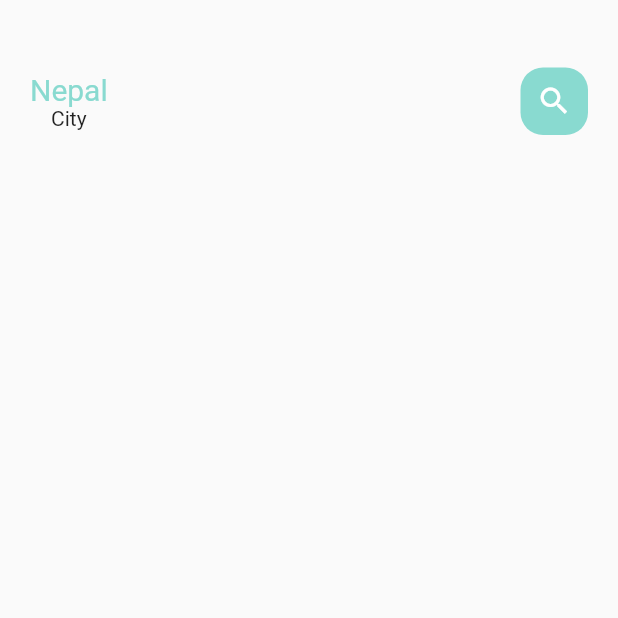
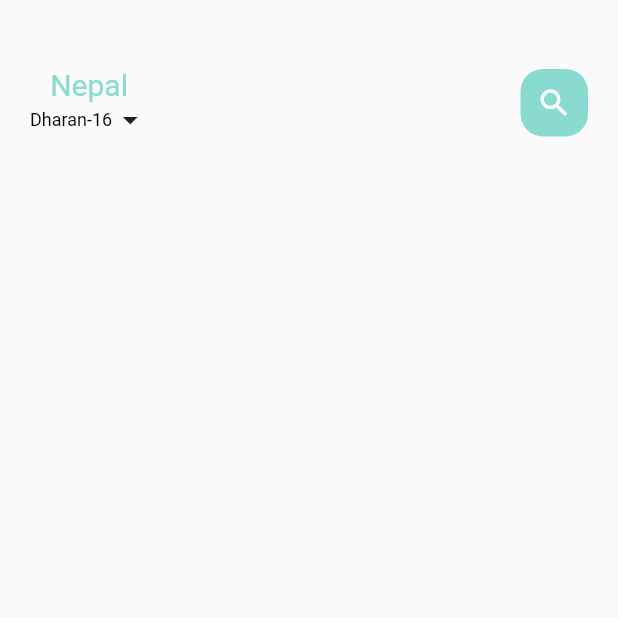
Before and after one commit to MioruNeko01/Flutter_ecommerce, a Flutter app: the screen it shows after launch, on a phone screen of 412 x 824 dp, the top half of it. Run offline on Flutter 3.47's test engine with Material 2 defaults, Android fonts, the phone set to English and light mode, and no system bars.

Commit message:
latest code

```diff
--- a/lib/home/main_food_page.dart
+++ b/lib/home/main_food_page.dart
@@ -1,6 +1,7 @@
 import 'package:flutter/material.dart';
-import 'package:flutter_ecommerce/utils/big_text.dart';
+import 'package:flutter_ecommerce/widgets/big_text.dart';
 import 'package:flutter_ecommerce/utils/colors.dart';
+import 'package:flutter_ecommerce/widgets/small_text.dart';
 
 class MainFoodPage extends StatefulWidget {
   const MainFoodPage({Key? key}) : super(key: key);
@@ -12,13 +13,13 @@ class MainFoodPage extends StatefulWidget {
 class _MainFoodPageState extends State<MainFoodPage> {
   @override
   Widget build(BuildContext context) {
-    return Scaffold(
-      body: Column(
-        children: [
-          Container(
-            child: Container(
-              margin: EdgeInsets.only(top: 45, bottom: 15),
-              padding: EdgeInsets.only(left: 20, right: 20),
+    return SafeArea(
+      child: Scaffold(
+        body: Column(
+          children: [
+            Container(
+              margin: const EdgeInsets.only(top: 45, bottom: 15),
+              padding: const EdgeInsets.only(left: 20, right: 20),
               child: Row(
                 mainAxisAlignment: MainAxisAlignment.spaceBetween,
                 children: [
@@ -28,14 +29,22 @@ class _MainFoodPageState extends State<MainFoodPage> {
                         text: "Nepal",
                         color: AppColors.mainColor,
                       ),
-                      Text("City"),
+                      Row(
+                        children: [
+                          SmallText(
+                            text: "Dharan-16",
+                            color: Colors.black,
+                          ),
+                          const Icon(Icons.arrow_drop_down),
+                        ],
+                      ),
                     ],
                   ),
                   Center(
                     child: Container(
                       width: 45,
                       height: 45,
-                      child: Icon(
+                      child: const Icon(
                         Icons.search,
                         color: Colors.white,
                       ),
@@ -48,8 +57,8 @@ class _MainFoodPageState extends State<MainFoodPage> {
                 ],
               ),
             ),
-          ),
-        ],
+          ],
+        ),
       ),
     );
   }
--- a/lib/utils/big_text.dart
+++ b/lib/widgets/big_text.dart
@@ -17,6 +17,7 @@ class BigText extends StatelessWidget {
   Widget build(BuildContext context) {
     return Text(
       text,
+      maxLines: 1, //if more than 1 line then ellipsis
       overflow: overFlow,
       style: TextStyle(
         color: color,
--- /dev/null
+++ b/lib/widgets/small_text.dart
@@ -0,0 +1,28 @@
+import 'package:flutter/material.dart';
+
+class SmallText extends StatelessWidget {
+  Color? color;
+  final String text;
+  double size;
+  double height;
+  SmallText({
+    Key? key,
+    this.color = const Color(0xFFccc7c5),
+    required this.text,
+    this.size = 12,
+    this.height = 1.2,
+  }) : super(key: key);
+
+  @override
+  Widget build(BuildContext context) {
+    return Text(
+      text,
+      style: TextStyle(
+        color: color,
+        fontFamily: 'Roboto',
+        fontSize: size,
+        height: height,
+      ),
+    );
+  }
+}
```
Also changed, not shown: lib/home/food_page_body.dart (added).
